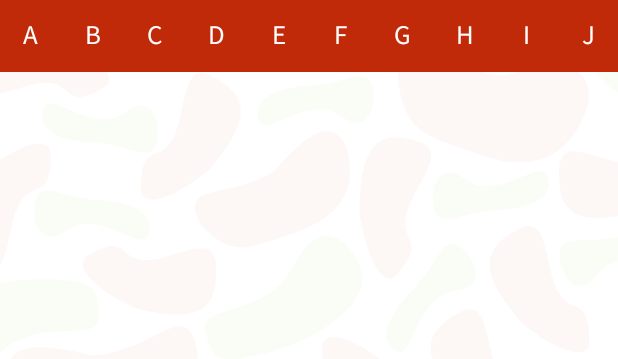
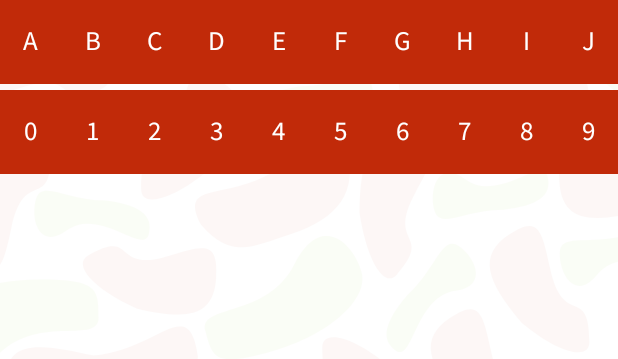
Before and after one commit to milacunha/Bebidinhas, an Android app built with Jetpack Compose: the @Preview function HomeScreenPreview, on a phone screen of 412 x 824 dp, the part 78-437 px from its top. Run offline under Robolectric (Android 15) with nearby library versions, the phone set to English and light mode, and no system bars.

Commit message:
:zap: add numbers in search and extract search bar to components

```diff
--- /dev/null
+++ b/app/src/main/java/com/camilacunha/bebidinhas/ui/component/SearchBarComponent.kt
@@ -0,0 +1,68 @@
+package com.camilacunha.bebidinhas.ui.component
+
+import androidx.compose.foundation.background
+import androidx.compose.foundation.clickable
+import androidx.compose.foundation.layout.Arrangement
+import androidx.compose.foundation.layout.Box
+import androidx.compose.foundation.layout.Row
+import androidx.compose.foundation.layout.fillMaxWidth
+import androidx.compose.foundation.layout.height
+import androidx.compose.foundation.layout.padding
+import androidx.compose.foundation.layout.width
+import androidx.compose.foundation.lazy.LazyRow
+import androidx.compose.runtime.Composable
+import androidx.compose.runtime.getValue
+import androidx.compose.runtime.mutableStateOf
+import androidx.compose.runtime.remember
+import androidx.compose.runtime.setValue
+import androidx.compose.ui.Alignment
+import androidx.compose.ui.Modifier
+import androidx.compose.ui.draw.clip
+import androidx.compose.ui.geometry.Size
+import androidx.compose.ui.graphics.RectangleShape
+import androidx.compose.ui.layout.onGloballyPositioned
+import androidx.compose.ui.platform.LocalDensity
+import androidx.compose.ui.res.colorResource
+import androidx.compose.ui.unit.dp
+import androidx.compose.ui.unit.toSize
+import com.camilacunha.bebidinhas.R
+
+@Composable
+fun SearchBar(
+    alphabets: MutableList<Char>,
+    onClickSearch: (String) -> Unit
+){
+    var rowSize by remember { mutableStateOf(Size.Zero) }
+
+    Row(
+        modifier = Modifier
+            .fillMaxWidth()
+            .height(60.dp)
+            .padding(top = 4.dp)
+            .background(colorResource(id = R.color.main_red))
+            .onGloballyPositioned {
+                rowSize = it.size.toSize()
+            },
+        horizontalArrangement = Arrangement.SpaceAround,
+        verticalAlignment = Alignment.CenterVertically,
+    ) {
+        val maxWidth = LocalDensity.current.run {
+            (rowSize.width / 10).toDp()
+        }
+        LazyRow {
+            items(alphabets.size) {
+                Box(
+                    modifier = Modifier
+                        .height(60.dp)
+                        .width(maxWidth)
+                        .clip(RectangleShape)
+                        .background(colorResource(id = R.color.main_red))
+                        .clickable { onClickSearch(alphabets[it].lowercase()) },
+                    contentAlignment = Alignment.Center
+                ) {
+                    TextSearch(text = alphabets[it].uppercase())
+                }
+            }
+        }
+    }
+}
--- a/app/src/main/java/com/camilacunha/bebidinhas/ui/screen/HomeScreen.kt
+++ b/app/src/main/java/com/camilacunha/bebidinhas/ui/screen/HomeScreen.kt
@@ -1,39 +1,22 @@
 package com.camilacunha.bebidinhas.ui.screen
 
 import androidx.compose.foundation.background
-import androidx.compose.foundation.clickable
-import androidx.compose.foundation.layout.Arrangement
 import androidx.compose.foundation.layout.Box
 import androidx.compose.foundation.layout.Column
-import androidx.compose.foundation.layout.Row
 import androidx.compose.foundation.layout.fillMaxSize
 import androidx.compose.foundation.layout.fillMaxWidth
-import androidx.compose.foundation.layout.height
 import androidx.compose.foundation.layout.padding
-import androidx.compose.foundation.layout.width
-import androidx.compose.foundation.lazy.LazyRow
 import androidx.compose.runtime.Composable
-import androidx.compose.runtime.getValue
-import androidx.compose.runtime.mutableStateOf
-import androidx.compose.runtime.remember
-import androidx.compose.runtime.setValue
-import androidx.compose.ui.Alignment
 import androidx.compose.ui.Modifier
-import androidx.compose.ui.draw.clip
-import androidx.compose.ui.geometry.Size
-import androidx.compose.ui.graphics.RectangleShape
-import androidx.compose.ui.layout.onGloballyPositioned
-import androidx.compose.ui.platform.LocalDensity
 import androidx.compose.ui.res.colorResource
 import androidx.compose.ui.res.stringResource
 import androidx.compose.ui.tooling.preview.Preview
 import androidx.compose.ui.unit.dp
 import androidx.compose.ui.unit.sp
-import androidx.compose.ui.unit.toSize
 import com.camilacunha.bebidinhas.R
 import com.camilacunha.bebidinhas.ui.component.ImageBackground
+import com.camilacunha.bebidinhas.ui.component.SearchBar
 import com.camilacunha.bebidinhas.ui.component.TextFormatTitle
-import com.camilacunha.bebidinhas.ui.component.TextSearch
 import com.camilacunha.bebidinhas.ui.theme.BebidinhasTheme
 
 @Composable
@@ -41,8 +24,8 @@ fun HomeScreen(
     onClickSearch: (String) -> Unit = {},
     content: @Composable () -> Unit = {}
 ) {
-    val alphabets = CharRange('A', 'Z').toMutableList()
-    var rowSize by remember { mutableStateOf(Size.Zero) }
+    val letters = CharRange('A', 'Z').toMutableList()
+    val numbers = CharRange('0', '9').toMutableList()
 
     BebidinhasTheme {
         Box(
@@ -60,40 +43,11 @@ fun HomeScreen(
                     fontSize = 24.sp,
                     modifier = Modifier
                         .fillMaxWidth()
-                        .padding(top = 12.dp),
+                        .padding(top = 12.dp, bottom = 8.dp),
                 )
 
-                Row(
-                    modifier = Modifier
-                        .fillMaxWidth()
-                        .height(60.dp)
-                        .padding(top = 12.dp)
-                        .background(colorResource(id = R.color.main_red))
-                        .onGloballyPositioned {
-                            rowSize = it.size.toSize()
-                        },
-                    horizontalArrangement = Arrangement.SpaceAround,
-                    verticalAlignment = Alignment.CenterVertically,
-                ) {
-                    val maxWidth = LocalDensity.current.run {
-                        (rowSize.width / 10).toDp()
-                    }
-                    LazyRow {
-                        items(alphabets.size) {
-                            Box(
-                                modifier = Modifier
-                                    .height(60.dp)
-                                    .width(maxWidth)
-                                    .clip(RectangleShape)
-                                    .background(colorResource(id = R.color.main_red))
-                                    .clickable { onClickSearch(alphabets[it].lowercase()) },
-                                contentAlignment = Alignment.Center
-                            ) {
-                                TextSearch(text = alphabets[it].uppercase())
-                            }
-                        }
-                    }
-                }
+                SearchBar(alphabets = letters, onClickSearch = onClickSearch)
+                SearchBar(alphabets = numbers, onClickSearch = onClickSearch)
 
                 Column(
                     modifier = Modifier
```
